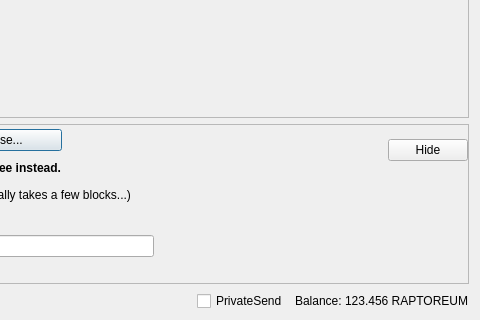
Before: the Qt Designer form src/qt/forms/sendcoinsdialog.ui in Raptor3um/raptoreum, drawn with Qt 5; both pictures show x 370 to 850 and y 206 to 526 of the 850 by 526 pixel window.
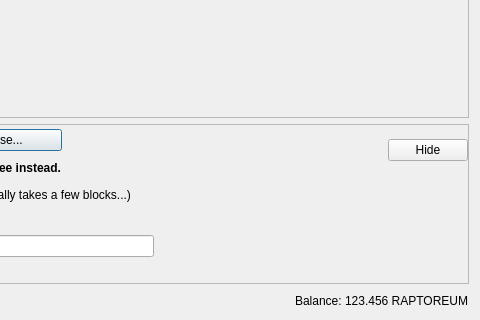
After: the same form once the commit is applied. Custom widgets are drawn as their Qt base class.

Commit message: Fix #3241 UX/UI - Introduce PrivateSend tab which allows to spend fully mixed coins only (#3442)

```diff
--- a/src/qt/forms/sendcoinsdialog.ui
+++ b/src/qt/forms/sendcoinsdialog.ui
@@ -1210,22 +1210,6 @@
        <property name="spacing">
         <number>3</number>
        </property>
-       <item>
-        <widget class="QCheckBox" name="checkUsePrivateSend">
-         <property name="minimumSize">
-          <size>
-           <width>95</width>
-           <height>0</height>
-          </size>
-         </property>
-         <property name="text">
-          <string>PrivateSend</string>
-         </property>
-         <property name="checked">
-          <bool>false</bool>
-         </property>
-        </widget>
-       </item>
        <item>
         <widget class="QLabel" name="label">
          <property name="text">
```
The commit also changes 11 other files.
